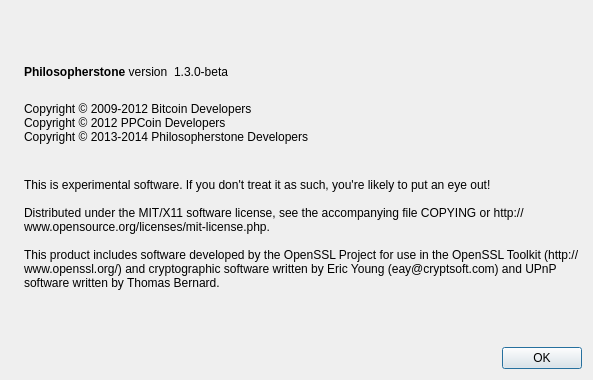
Before: the Qt Designer form src/qt/forms/aboutdialog.ui in philosopherstonecoin/philosopherstone, drawn with Qt 5.
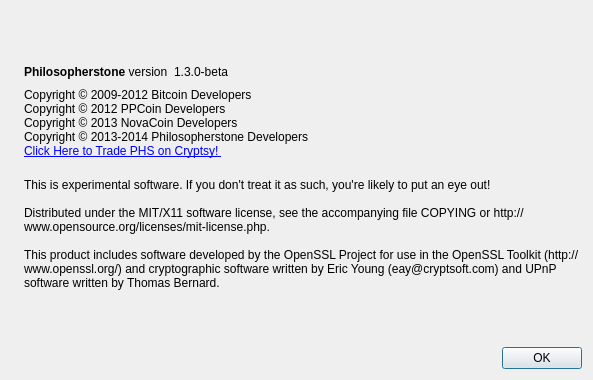
After: the same form once the commit is applied. Icons and pictures are not drawn.

What changed in the file:
```diff
--- a/src/qt/forms/aboutdialog.ui
+++ b/src/qt/forms/aboutdialog.ui
@@ -91,14 +91,13 @@
         <cursorShape>IBeamCursor</cursorShape>
        </property>
        <property name="text">
-        <string>
-Copyright © 2009-2012 Bitcoin Developers
-Copyright © 2012 PPCoin Developers
-Copyright © 2013-2014 Philosopherstone Developers
-</string>
+        <string>&lt;html&gt;&lt;head/&gt;&lt;body&gt;&lt;p&gt;Copyright © 2009-2012 Bitcoin Developers&lt;br/&gt;Copyright © 2012 PPCoin Developers&lt;br/&gt;Copyright © 2013 NovaCoin Developers &lt;br/&gt;Copyright © 2013-2014 Philosopherstone Developers &lt;a href=&quot;https://www.cryptsy.com/users/register?refid=8564&quot;&gt;&lt;span style=&quot; text-decoration: underline; color:#0000ff;&quot;&gt;&lt;br/&gt;Click Here to Trade PHS on Cryptsy! &lt;/span&gt;&lt;/a&gt;&lt;/p&gt;&lt;/body&gt;&lt;/html&gt;</string>
        </property>
-       <property name="textInteractionFlags">
-        <set>Qt::LinksAccessibleByMouse|Qt::TextSelectableByKeyboard|Qt::TextSelectableByMouse</set>
+       <property name="textFormat">
+        <enum>Qt::RichText</enum>
+       </property>
+       <property name="openExternalLinks">
+        <bool>true</bool>
        </property>
       </widget>
      </item>
```
